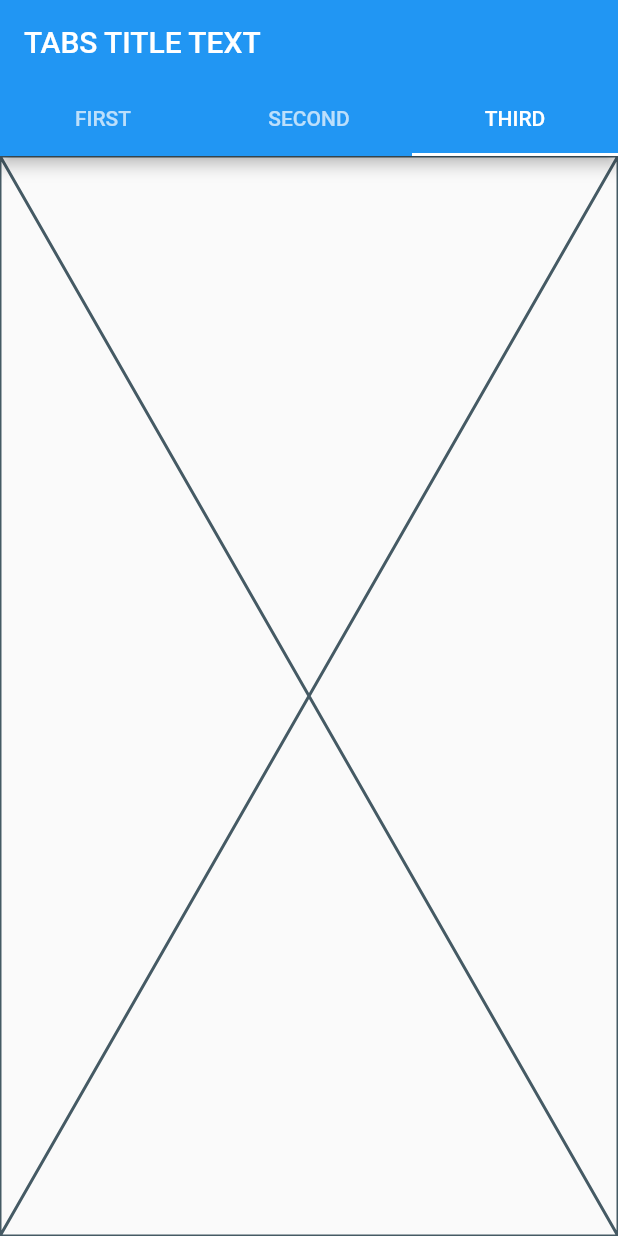
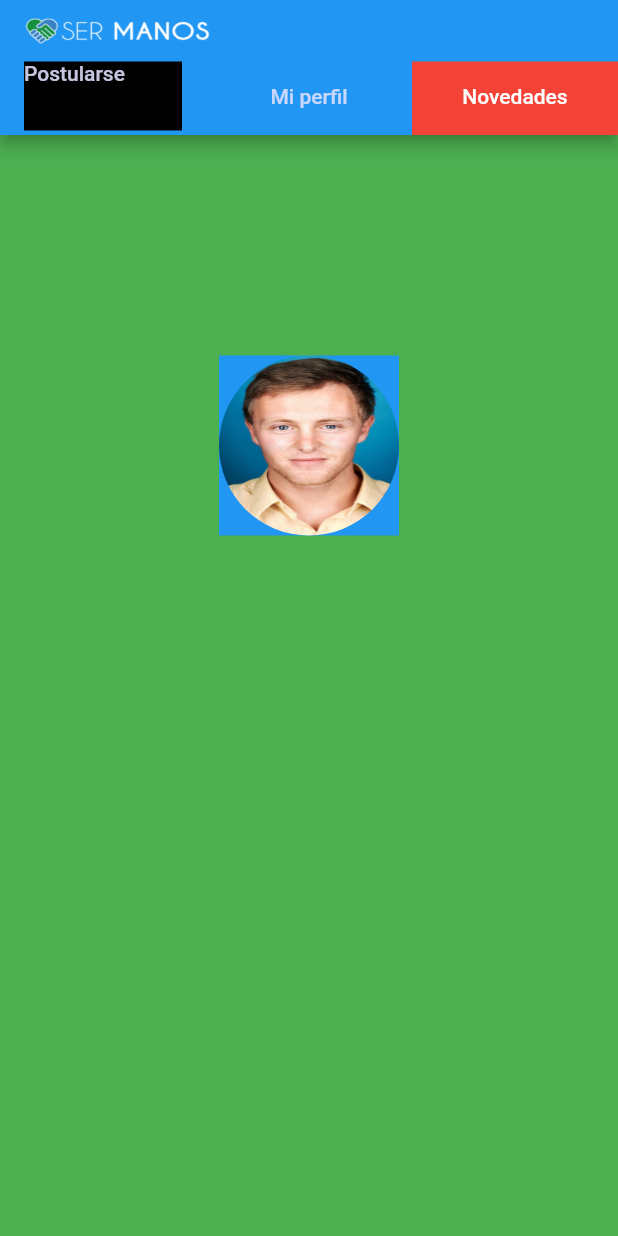
Before and after one commit to ignmendez-99/aplicaciones-multiplataforma, a Flutter app: the screen it shows after launch, tab 3 chosen, on a phone screen of 412 x 824 dp. Run offline on Flutter 3.47's test engine with Material 2 defaults, Android fonts, the phone set to English and light mode, and no system bars.

Commit message:
Commiteo todo lo que tengo hasta ahora

```diff
--- a/lib/Novedades.dart
+++ b/lib/Novedades.dart
@@ -10,6 +10,27 @@ class Novedades extends StatefulWidget {
 class _NovedadesState extends State<Novedades> {
   @override
   Widget build(BuildContext context) {
-    return const Placeholder();
+    return Container(
+      color: Colors.green,
+      child: Column(
+        children: [
+          const SizedBox(height: 147),
+          Container(
+            color: Colors.blue,
+            width: 120,
+            height: 120,
+            child: ClipRRect(
+              borderRadius: BorderRadius.circular(90),
+              child: Image.asset(
+                "assets/images/face.png",
+                width: 100,
+                height: 100,
+                fit: BoxFit.fill,
+              ),
+            ),
+          ),
+        ],
+      ),
+    );
   }
 }
--- a/lib/dashboard.dart
+++ b/lib/dashboard.dart
@@ -21,20 +21,61 @@ class _DashboardState extends State<Dashboard> {
         length: 3,
         child: Scaffold(
           appBar: AppBar(
-            bottom: const TabBar(
+            titleSpacing: 0,
+            toolbarHeight: 41,
+            leading: Container(
+              margin: const EdgeInsets.fromLTRB(16, 8, 0, 8),
+              child: Image.asset(
+                "assets/images/logo.png",
+                // width: 147,
+                // height: 25,
+                fit: BoxFit.fill,
+              ),
+            ),
+            leadingWidth: 147, // default is 56
+            bottom: TabBar(
+              unselectedLabelColor: const Color(0xE0E0E0FF),
+              unselectedLabelStyle: const TextStyle(fontSize: 14),
+              labelStyle: const TextStyle(fontSize: 14),
+              labelColor: const Color(0xFFFFFFFF),
+              indicatorColor: Colors.orange,
+              indicatorWeight: 3,
+              indicator: const BoxDecoration(
+                color: Colors.red,
+              ),
               tabs: [
-                Tab(text: 'FIRST'),
-                Tab(text: 'SECOND',),
-                Tab(text: 'THIRD'),
+                Tab(
+                  child: Container(
+                    color:Colors.black,
+                    width: double.infinity,
+                    height: double.infinity,
+                    child: const Text(
+                      'Postularse',
+                    ),
+                  ),
+                ),
+                const Tab(
+                  child: Center(
+                    child: Text(
+                      'Mi perfil',
+                    ),
+                  ),
+                ),
+                const Tab(
+                  child: Center(
+                    child: Text(
+                      'Novedades',
+                    ),
+                  ),
+                ),
               ],
             ),
-            title: const Text('TABS TITLE TEXT'),
           ),
-          body: TabBarView(
+          body: const TabBarView(
             children: [
-              const Postularse(),
-              const Novedades(),
-              const MiPerfil()
+              Postularse(),
+              MiPerfil(),
+              Novedades(),
             ],
           ),
         ),
--- a/pubspec.yaml
+++ b/pubspec.yaml
@@ -59,9 +59,8 @@ flutter:
   uses-material-design: true
 
   # To add assets to your application, add an assets section, like this:
-  # assets:
-  #   - images/a_dot_burr.jpeg
-  #   - images/a_dot_ham.jpeg
+  assets:
+     - assets/images/
 
   # An image asset can refer to one or more resolution-specific "variants", see
   # https://flutter.dev/assets-and-images/#resolution-aware
```
Also changed, not shown: lib/MiPerfil.dart (+44 -1 lines), assets/images/face.png (added), assets/images/logo.png (added).
